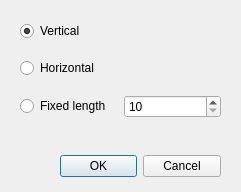
Before: the Qt Designer form ui_dialog.ui in gardzielb/polygon_editor, drawn with Qt 5.
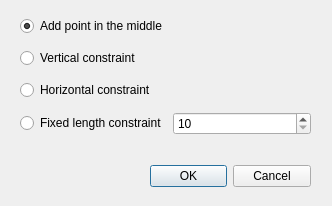
After: the same form once the commit is applied.

Commit message: Implemented edge editing interface - showing dialog, choosing action.

Diff of the .ui file:
```diff
--- a/ui_dialog.ui
+++ b/ui_dialog.ui
@@ -6,8 +6,8 @@
    <rect>
     <x>0</x>
     <y>0</y>
-    <width>241</width>
-    <height>192</height>
+    <width>332</width>
+    <height>206</height>
    </rect>
   </property>
   <property name="windowTitle">
@@ -16,8 +16,8 @@
   <widget class="QDialogButtonBox" name="buttonBox">
    <property name="geometry">
     <rect>
-     <x>60</x>
-     <y>150</y>
+     <x>150</x>
+     <y>160</y>
      <width>161</width>
      <height>32</height>
     </rect>
@@ -34,45 +34,45 @@
     <rect>
      <x>20</x>
      <y>10</y>
-     <width>201</width>
-     <height>121</height>
+     <width>291</width>
+     <height>131</height>
     </rect>
    </property>
    <layout class="QGridLayout" name="gridLayout">
     <item row="1" column="0">
-     <widget class="QRadioButton" name="horizontal_radio_button">
-      <property name="text">
-       <string>Horizontal</string>
-      </property>
-      <attribute name="buttonGroup">
-       <string notr="true">radio_button_group</string>
-      </attribute>
-     </widget>
-    </item>
-    <item row="2" column="0">
-     <widget class="QRadioButton" name="length_radio_button">
-      <property name="text">
-       <string>Fixed length</string>
-      </property>
-      <attribute name="buttonGroup">
-       <string notr="true">radio_button_group</string>
-      </attribute>
-     </widget>
-    </item>
-    <item row="0" column="0">
      <widget class="QRadioButton" name="vertical_radio_button">
       <property name="text">
-       <string>Vertical</string>
+       <string>Vertical constraint</string>
       </property>
       <property name="checked">
-       <bool>true</bool>
+       <bool>false</bool>
       </property>
       <attribute name="buttonGroup">
        <string notr="true">radio_button_group</string>
       </attribute>
      </widget>
     </item>
-    <item row="2" column="1">
+    <item row="3" column="0">
+     <widget class="QRadioButton" name="length_radio_button">
+      <property name="text">
+       <string>Fixed length constraint</string>
+      </property>
+      <attribute name="buttonGroup">
+       <string notr="true">radio_button_group</string>
+      </attribute>
+     </widget>
+    </item>
+    <item row="2" column="0">
+     <widget class="QRadioButton" name="horizontal_radio_button">
+      <property name="text">
+       <string>Horizontal constraint</string>
+      </property>
+      <attribute name="buttonGroup">
+       <string notr="true">radio_button_group</string>
+      </attribute>
+     </widget>
+    </item>
+    <item row="3" column="1">
      <widget class="QSpinBox" name="length_spin_box">
       <property name="sizePolicy">
        <sizepolicy hsizetype="Minimum" vsizetype="Fixed">
@@ -94,6 +94,19 @@
       </property>
      </widget>
     </item>
+    <item row="0" column="0">
+     <widget class="QRadioButton" name="mid_point_radio_button">
+      <property name="text">
+       <string>Add point in the middle</string>
+      </property>
+      <property name="checked">
+       <bool>true</bool>
+      </property>
+      <attribute name="buttonGroup">
+       <string notr="true">radio_button_group</string>
+      </attribute>
+     </widget>
+    </item>
    </layout>
   </widget>
  </widget>
```
Left out of the diff: 2 changed lines with no effect on the pictures. The commit also changes 6 other files.
